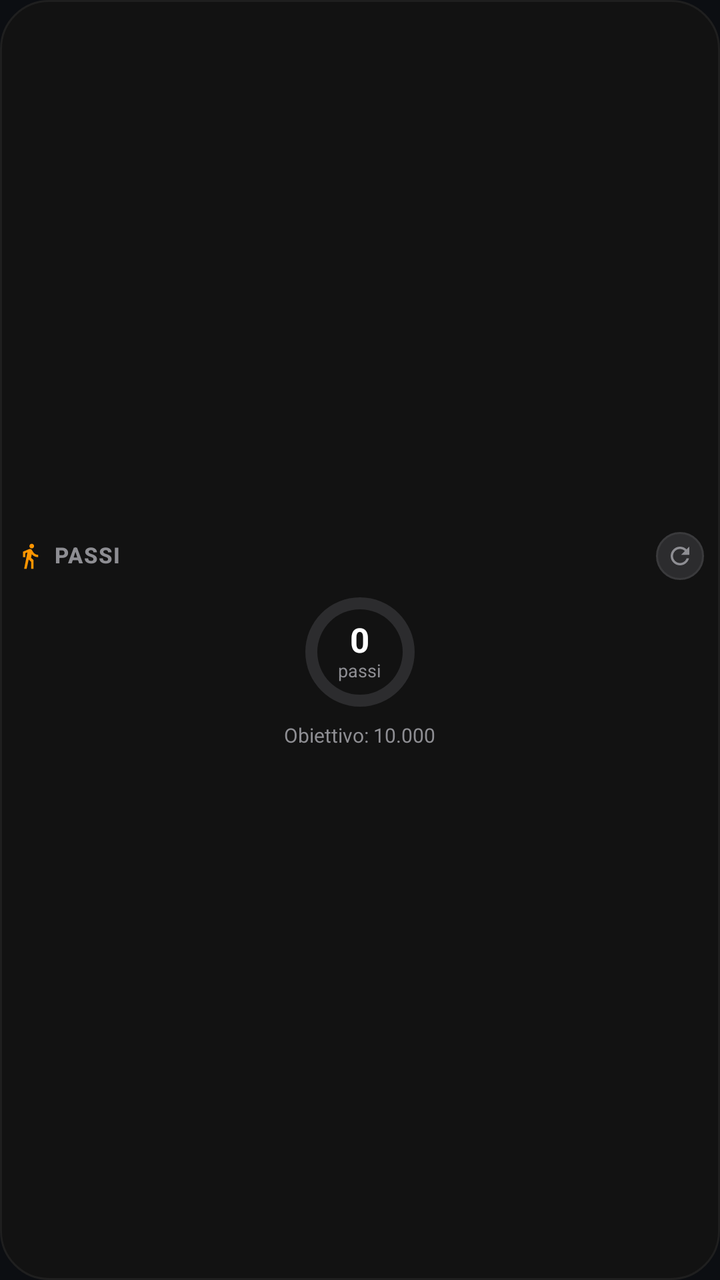
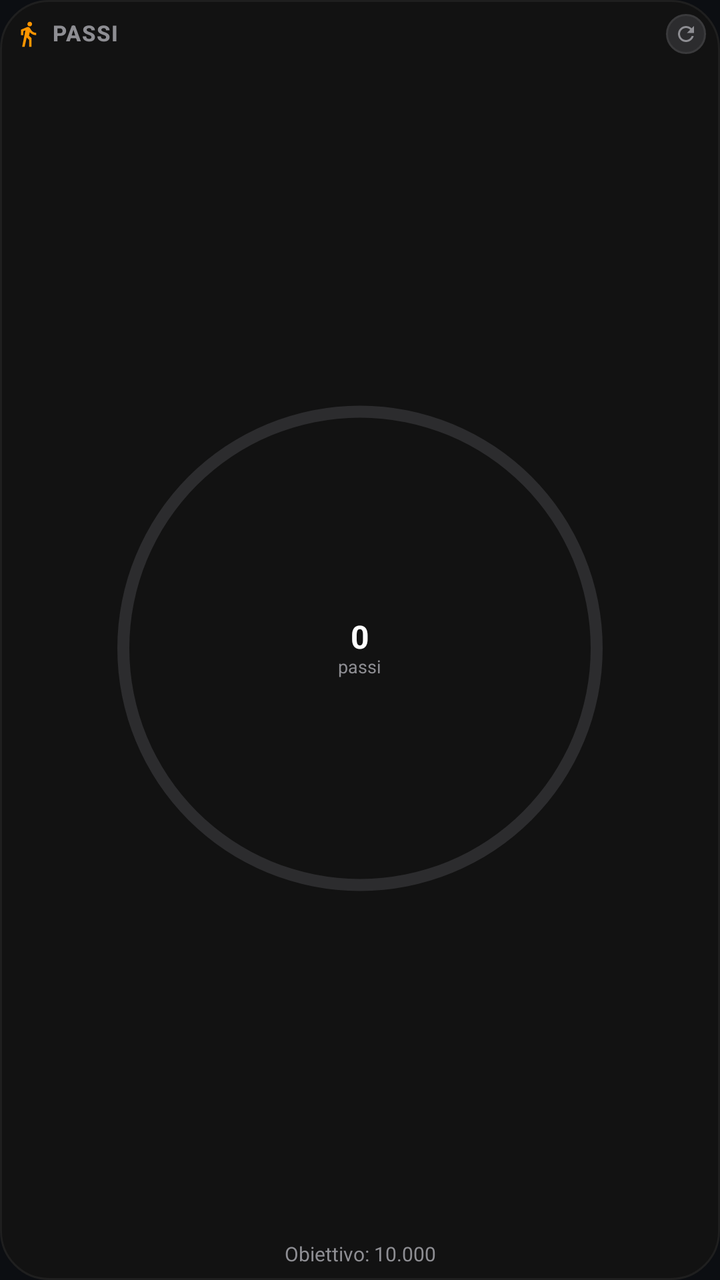

The first picture is an Android layout as it rendered before a commit; the second is the same layout after the commit. The layout source and the unified diff follow.
<!-- AndroidManifest.xml: application theme Theme.MyApplication -->
<!-- res/layout/widget_pedometer.xml -->
<?xml version="1.0" encoding="utf-8"?>
<LinearLayout xmlns:android="http://schemas.android.com/apk/res/android"
    android:id="@+id/widget_pedometer_container"
    android:layout_width="match_parent"
    android:layout_height="match_parent"
    android:background="@drawable/widget_surface_bg"
    android:gravity="center"
    android:orientation="vertical"
    android:padding="8dp">

    
    <LinearLayout
        android:layout_width="match_parent"
        android:layout_height="wrap_content"
        android:gravity="center_vertical"
        android:orientation="horizontal">

        <ImageView
            android:layout_width="14dp"
            android:layout_height="14dp"
            android:contentDescription="@null"
            android:src="@drawable/ic_widget_steps"
            android:tint="#FF9500" />

        <TextView
            android:layout_width="0dp"
            android:layout_height="wrap_content"
            android:layout_marginStart="5dp"
            android:layout_weight="1"
            android:fontFamily="sans-serif-medium"
            android:includeFontPadding="false"
            android:letterSpacing="0.06"
            android:text="PASSI"
            android:textColor="#8E8E93"
            android:textSize="11sp"
            android:textStyle="bold" />

        <FrameLayout
            android:id="@+id/widget_refresh"
            android:layout_width="24dp"
            android:layout_height="24dp"
            android:background="@drawable/widget_cta_bg"
            android:padding="5dp">

            <ImageView
                android:layout_width="match_parent"
                android:layout_height="match_parent"
                android:contentDescription="@string/widget_refresh_steps"
                android:src="@drawable/ic_widget_refresh"
                android:tint="#8E8E93" />
        </FrameLayout>
    </LinearLayout>

    
    <RelativeLayout
        android:layout_width="64dp"
        android:layout_height="64dp"
        android:layout_gravity="center"
        android:layout_marginTop="4dp">

        <ProgressBar
            android:id="@+id/steps_progress"
            style="?android:attr/progressBarStyleHorizontal"
            android:layout_width="match_parent"
            android:layout_height="match_parent"
            android:max="10000"
            android:progress="0"
            android:progressDrawable="@drawable/circular_progress_widget" />

        <LinearLayout
            android:layout_width="wrap_content"
            android:layout_height="wrap_content"
            android:layout_centerInParent="true"
            android:gravity="center"
            android:orientation="vertical">

            <TextView
                android:id="@+id/steps_text"
                android:layout_width="wrap_content"
                android:layout_height="wrap_content"
                android:fontFamily="sans-serif"
                android:includeFontPadding="false"
                android:text="0"
                android:textColor="#FFFFFF"
                android:textSize="17sp"
                android:textStyle="bold" />

            <TextView
                android:layout_width="wrap_content"
                android:layout_height="wrap_content"
                android:fontFamily="sans-serif"
                android:includeFontPadding="false"
                android:text="passi"
                android:textColor="#8E8E93"
                android:textSize="9sp" />
        </LinearLayout>
    </RelativeLayout>

    
    <TextView
        android:layout_width="wrap_content"
        android:layout_height="wrap_content"
        android:layout_marginTop="4dp"
        android:fontFamily="sans-serif"
        android:includeFontPadding="false"
        android:text="Obiettivo: 10.000"
        android:textColor="#8E8E93"
        android:textSize="10sp" />
</LinearLayout>
<!-- resources referenced by this layout -->
<resources>
  <!-- drawable circular_progress_widget (drawable) -->
  <?xml version="1.0" encoding="utf-8"?>
  <layer-list xmlns:android="http://schemas.android.com/apk/res/android">
      <item>
          <shape
              android:shape="ring"
              android:thickness="6dp"
              android:useLevel="false">
              <solid android:color="#2C2C2E" />
          </shape>
      </item>
      <item>
          <shape
              android:shape="ring"
              android:thickness="6dp"
              android:useLevel="true">
              <solid android:color="#FF9500" />
          </shape>
      </item>
  </layer-list>
  <!-- drawable ic_widget_refresh (drawable) -->
  <vector xmlns:android="http://schemas.android.com/apk/res/android"
      android:width="24dp"
      android:height="24dp"
      android:viewportWidth="24"
      android:viewportHeight="24">
      <path
          android:fillColor="#FFFFFFFF"
          android:pathData="M17.65,6.35C16.2,4.9 14.21,4 12,4c-4.42,0 -7.99,3.58 -7.99,8s3.57,8 7.99,8c3.73,0 6.84,-2.55 7.73,-6h-2.08c-0.82,2.33 -3.04,4 -5.65,4 -3.31,0 -6,-2.69 -6,-6s2.69,-6 6,-6c1.66,0 3.14,0.69 4.22,1.78L13,11h7V4l-2.35,2.35z" />
  </vector>
  <!-- drawable ic_widget_steps (drawable) -->
  <vector xmlns:android="http://schemas.android.com/apk/res/android"
      android:width="24dp"
      android:height="24dp"
      android:viewportWidth="24"
      android:viewportHeight="24">
      <path
          android:fillColor="#FFFFFFFF"
          android:pathData="M13.5,5.5c1.1,0 2,-0.9 2,-2s-0.9,-2 -2,-2 -2,0.9 -2,2 0.9,2 2,2zM9.8,8.9L7,23h2.1l1.8,-8 2.1,2v6h2v-7.5l-2.1,-2 0.6,-3C14.8,12 16.8,13 19,13v-2c-1.9,0 -3.5,-1 -4.3,-2.4l-1,-1.6c-0.4,-0.6 -1,-1 -1.7,-1 -0.3,0 -0.5,0.1 -0.8,0.1L6,8.3V13h2V9.6l1.8,-0.7z" />
  </vector>
  <!-- drawable widget_cta_bg (drawable) -->
  <?xml version="1.0" encoding="utf-8"?>
  <shape xmlns:android="http://schemas.android.com/apk/res/android"
      android:shape="rectangle">
      <solid android:color="#2C2C2E" />
      <corners android:radius="14dp" />
      <stroke
          android:width="1dp"
          android:color="#3A3A3C" />
  </shape>
  <!-- drawable widget_surface_bg (drawable) -->
  <?xml version="1.0" encoding="utf-8"?>
  <shape xmlns:android="http://schemas.android.com/apk/res/android"
      android:shape="rectangle">
      <solid android:color="#121212" />
      <corners android:radius="24dp" />
      <stroke
          android:width="1dp"
          android:color="#1F1F1F" />
  </shape>
  <string name="widget_refresh_steps">Aggiorna passi</string>
  <style name="Theme.MyApplication" parent="android:Theme.DeviceDefault.NoActionBar">
          <item name="android:windowBackground">@color/splash_background</item>
          <item name="android:statusBarColor">@android:color/transparent</item>
          <item name="android:navigationBarColor">@android:color/transparent</item>
      </style>
  <color name="splash_background">#FF0C0E12</color>
</resources>

<!-- the commit's change to res/layout/widget_pedometer.xml (unified diff, before → after) -->
@@ -6,7 +6,7 @@
     android:background="@drawable/widget_surface_bg"
     android:gravity="center"
     android:orientation="vertical"
-    android:padding="8dp">
+    android:padding="7dp">
 
     
     <LinearLayout
@@ -27,9 +27,11 @@
             android:layout_height="wrap_content"
             android:layout_marginStart="5dp"
             android:layout_weight="1"
+            android:ellipsize="end"
             android:fontFamily="sans-serif-medium"
             android:includeFontPadding="false"
             android:letterSpacing="0.06"
+            android:maxLines="1"
             android:text="PASSI"
             android:textColor="#8E8E93"
             android:textSize="11sp"
@@ -37,10 +39,10 @@
 
         <FrameLayout
             android:id="@+id/widget_refresh"
-            android:layout_width="24dp"
-            android:layout_height="24dp"
+            android:layout_width="20dp"
+            android:layout_height="20dp"
             android:background="@drawable/widget_cta_bg"
-            android:padding="5dp">
+            android:padding="4dp">
 
             <ImageView
                 android:layout_width="match_parent"
@@ -53,10 +55,11 @@
 
     
     <RelativeLayout
-        android:layout_width="64dp"
-        android:layout_height="64dp"
+        android:layout_width="match_parent"
+        android:layout_height="0dp"
         android:layout_gravity="center"
-        android:layout_marginTop="4dp">
+        android:layout_marginTop="2dp"
+        android:layout_weight="1">
 
         <ProgressBar
             android:id="@+id/steps_progress"
@@ -68,7 +71,7 @@
             android:progressDrawable="@drawable/circular_progress_widget" />
 
         <LinearLayout
-            android:layout_width="wrap_content"
+            android:layout_width="56dp"
             android:layout_height="wrap_content"
             android:layout_centerInParent="true"
             android:gravity="center"
@@ -76,13 +79,20 @@
 
             <TextView
                 android:id="@+id/steps_text"
-                android:layout_width="wrap_content"
+                android:layout_width="match_parent"
                 android:layout_height="wrap_content"
+                android:autoSizeMaxTextSize="16sp"
+                android:autoSizeMinTextSize="10sp"
+                android:autoSizeStepGranularity="1sp"
+                android:autoSizeTextType="uniform"
+                android:ellipsize="end"
                 android:fontFamily="sans-serif"
+                android:gravity="center"
                 android:includeFontPadding="false"
+                android:maxLines="1"
                 android:text="0"
                 android:textColor="#FFFFFF"
-                android:textSize="17sp"
+                android:textSize="16sp"
                 android:textStyle="bold" />
 
             <TextView
@@ -90,6 +100,7 @@
                 android:layout_height="wrap_content"
                 android:fontFamily="sans-serif"
                 android:includeFontPadding="false"
+                android:maxLines="1"
                 android:text="passi"
                 android:textColor="#8E8E93"
                 android:textSize="9sp" />
@@ -98,11 +109,19 @@
 
     
     <TextView
-        android:layout_width="wrap_content"
+        android:id="@+id/steps_goal_text"
+        android:layout_width="match_parent"
         android:layout_height="wrap_content"
-        android:layout_marginTop="4dp"
+        android:layout_marginTop="2dp"
+        android:autoSizeMaxTextSize="10sp"
+        android:autoSizeMinTextSize="7sp"
+        android:autoSizeStepGranularity="1sp"
+        android:autoSizeTextType="uniform"
+        android:ellipsize="end"
         android:fontFamily="sans-serif"
+        android:gravity="center"
         android:includeFontPadding="false"
+        android:maxLines="1"
         android:text="Obiettivo: 10.000"
         android:textColor="#8E8E93"
         android:textSize="10sp" />
